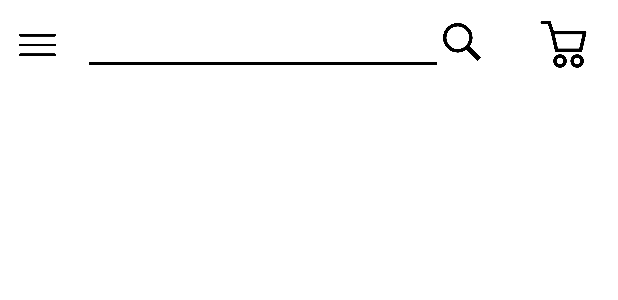
After one commit to Pablo592/TecMovilesProyectoIntegrador, an Android app: the layout home.xml on its own in the app's theme, with its tools: preview values and no code run, on a phone screen of 412 x 824 dp. The commit adds this screen. Shown: the top 300 px of the screen. Run offline under Robolectric (Android 15) with nearby library versions, the phone set to English and light mode, and no system bars.

Commit message:
empezando el header
Signed-off-by: Pablo592 <pgaido524@alumnos.iua.edu.ar>

```diff
--- a/TecnoMoviles/app/src/main/AndroidManifest.xml
+++ b/TecnoMoviles/app/src/main/AndroidManifest.xml
@@ -32,6 +32,12 @@
         </activity>
 
         <activity
+            android:name=".HomeActivity"
+            android:theme="@style/Theme.Design.NoActionBar"
+            android:exported="true">
+        </activity>
+
+        <activity
             android:name=".LoginActivity"
             android:theme="@style/Theme.Design.NoActionBar"
             android:exported="true">
--- /dev/null
+++ b/TecnoMoviles/app/src/main/res/layout/home.xml
@@ -0,0 +1,62 @@
+<?xml version="1.0" encoding="utf-8"?>
+<androidx.constraintlayout.widget.ConstraintLayout xmlns:android="http://schemas.android.com/apk/res/android"
+    xmlns:app="http://schemas.android.com/apk/res-auto"
+    android:layout_width="match_parent"
+    android:layout_height="match_parent">
+
+    <LinearLayout
+        android:id="@+id/header"
+        android:layout_width="match_parent"
+        android:layout_height="60dp"
+        app:layout_constraintStart_toStartOf="parent"
+        app:layout_constraintTop_toTopOf="parent"
+        android:background="@color/white">
+
+        <ImageView
+            android:id="@+id/drawer"
+            android:layout_width="30dp"
+            android:layout_height="40dp"
+            android:layout_marginTop="10dp"
+            android:layout_marginLeft="10dp"
+            app:layout_constraintStart_toStartOf="@id/header"
+            app:layout_constraintTop_toTopOf="@id/header"
+            android:src="@drawable/drower">
+        </ImageView>
+
+        <EditText
+            android:id="@+id/searchInput"
+            android:layout_width="240dp"
+            android:layout_height="40dp"
+            android:layout_marginTop="10dp"
+            android:layout_marginLeft="15dp"
+            android:inputType="textAutoCorrect"
+            android:textColor="@color/black"
+            android:textSize="20dp"
+            android:backgroundTint="@color/black"
+            app:layout_constraintStart_toEndOf="@+id/drawer"
+            app:layout_constraintTop_toBottomOf="@id/drawer">
+        </EditText>
+
+        <ImageView
+            android:id="@+id/searchIcon"
+            android:layout_width="25dp"
+            android:layout_height="25dp"
+            android:layout_marginTop="15dp"
+            app:layout_constraintStart_toEndOf="@+id/searchInput"
+            app:layout_constraintTop_toBottomOf="@+id/header"
+            android:src="@drawable/searchicon">
+        </ImageView>
+
+        <ImageView
+            android:id="@+id/chop"
+            android:layout_width="40dp"
+            android:layout_height="40dp"
+            android:layout_marginTop="10dp"
+            android:layout_marginLeft="35dp"
+            app:layout_constraintStart_toEndOf="@+id/searchIcon"
+            app:layout_constraintTop_toBottomOf="@id/header"
+            android:src="@drawable/shopping_store">
+        </ImageView>
+    </LinearLayout>
+
+</androidx.constraintlayout.widget.ConstraintLayout>
--- a/TecnoMoviles/app/src/main/res/values/colors.xml
+++ b/TecnoMoviles/app/src/main/res/values/colors.xml
@@ -9,4 +9,5 @@
     <color name="white">#FFFFFFFF</color>
     <color name="blackFondo">#161616</color>
     <color name="textoCrearCuenta">#CFCFCF</color>
+    <color name="grey">#DADADA</color>
 </resources>
```
Also changed, not shown: TecnoMoviles/app/src/main/java/com/tecno/tecnomoviles/HomeActivity.kt (added, +13 -0 lines), TecnoMoviles/app/src/main/java/com/tecno/tecnomoviles/LoginActivity.kt (+8 -1 lines), TecnoMoviles/app/src/main/res/layout/register_user.xml (+10 -10 lines), TecnoMoviles/app/src/main/res/drawable/drower.png (added), TecnoMoviles/app/src/main/res/drawable/return_arrow.png (renamed from TecnoMoviles/app/src/main/res/drawable/pinpng_com_back_arrow_icon_png_4127963.png), TecnoMoviles/app/src/main/res/drawable/searchicon.png (added), TecnoMoviles/app/src/main/res/drawable/shopping_store.png (added).
